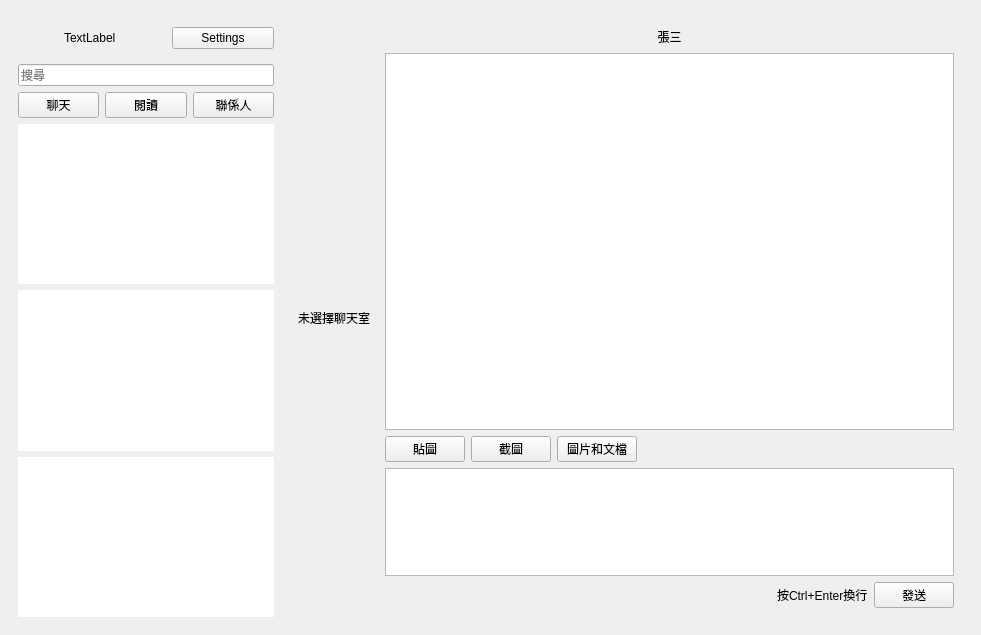
Above: resource/ui/wechat-0.5.ui from 0xzhaohx/webwechat before the change. Below: the same form after it.
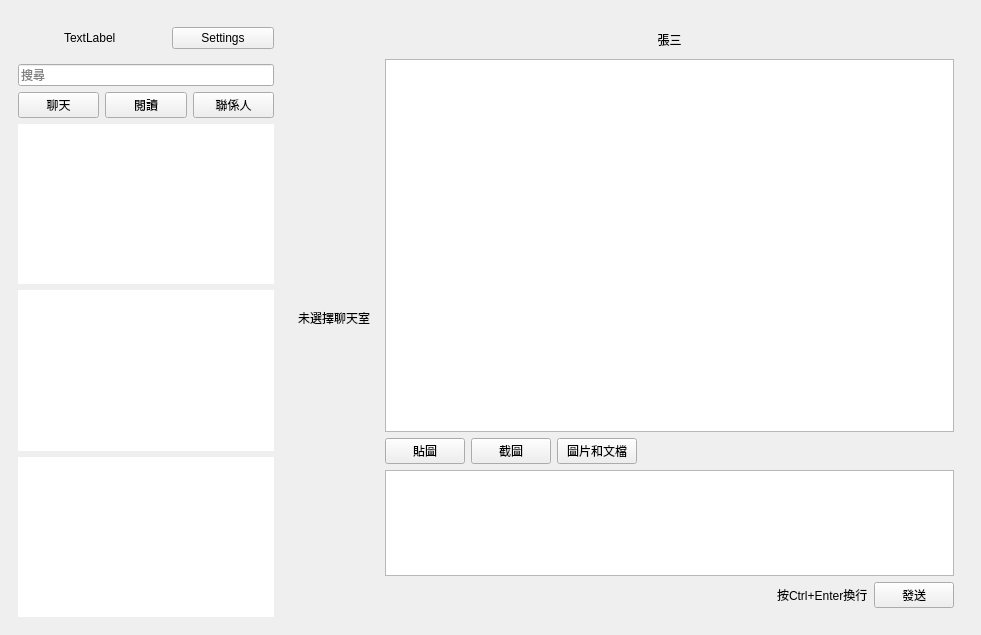
That is the form after the change.

Commit message: use a button to display current chat contact information

What changed in the file:
```diff
--- a/resource/ui/wechat-0.5.ui
+++ b/resource/ui/wechat-0.5.ui
@@ -200,18 +200,18 @@
         <widget class="QWidget" name="chatWidget" native="true">
          <layout class="QVBoxLayout" name="verticalLayout_3" stretch="0,7,0,2,0">
           <item>
-           <widget class="QLabel" name="currentChatUserLabel">
-            <property name="minimumSize">
-             <size>
-              <width>0</width>
-              <height>20</height>
-             </size>
+           <widget class="QPushButton" name="currentChatUser">
+            <property name="focusPolicy">
+             <enum>Qt::NoFocus</enum>
+            </property>
+            <property name="styleSheet">
+             <string notr="true">background: transparent;</string>
             </property>
             <property name="text">
              <string>張三</string>
             </property>
-            <property name="alignment">
-             <set>Qt::AlignCenter</set>
+            <property name="flat">
+             <bool>true</bool>
             </property>
            </widget>
           </item>
```
The commit also changes 1 other file.
